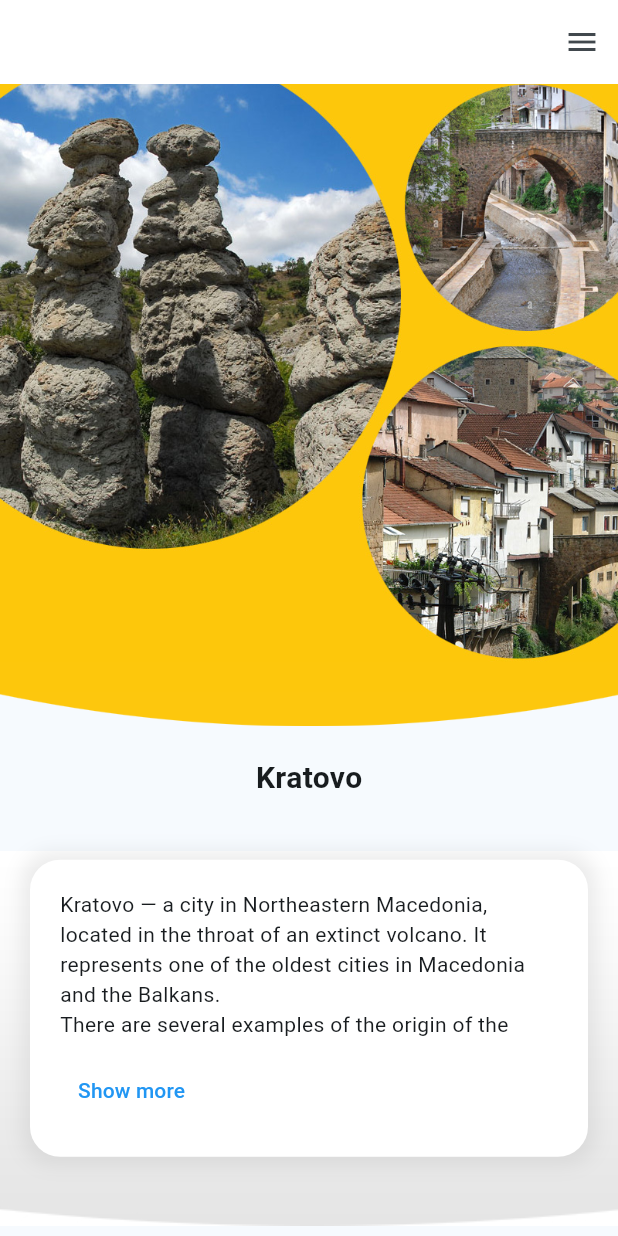
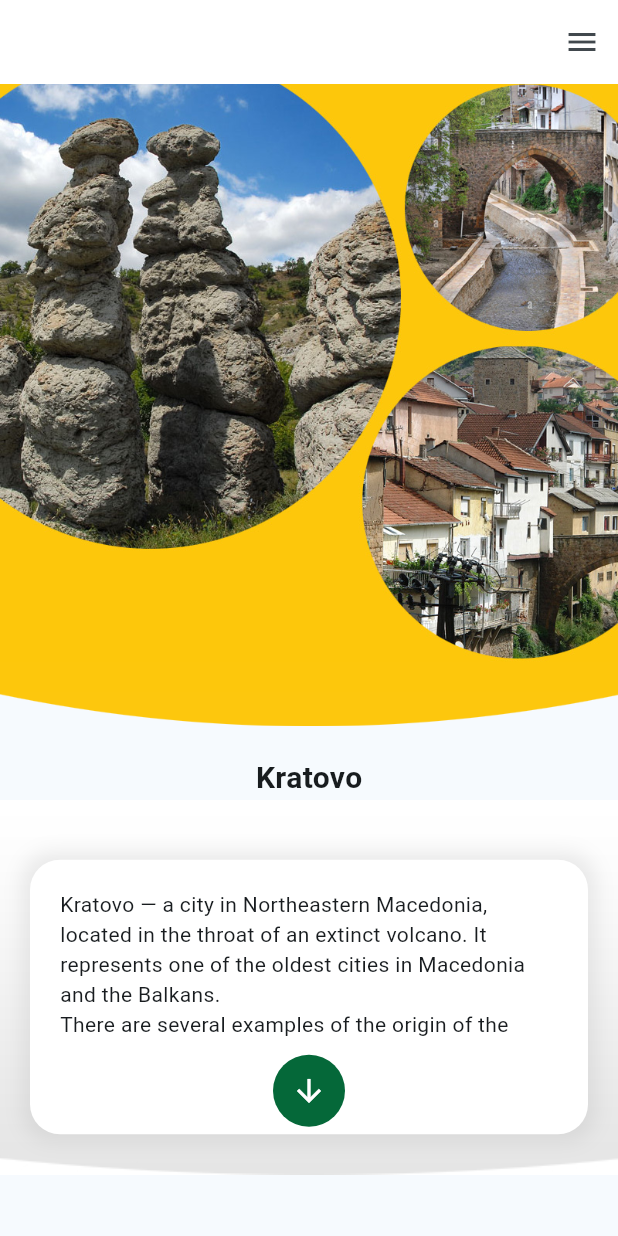
Before and after one commit to miiihaaas/dotBYdot, a Flutter app: the screen it shows after launch, scrolled down 576 dp, on a phone screen of 412 x 824 dp. Run offline on Flutter 3.47's test engine with Material 3 defaults, Android fonts, the phone set to English and light mode, and no system bars; our stand-ins replace flutter_localization, geolocator, google_maps_flutter, location; missing offline and left inert: flutter_polyline_points.

Commit message:
Miki-Kratovo-2

```diff
--- a/dot_by_dot/lib/screens/home.dart
+++ b/dot_by_dot/lib/screens/home.dart
@@ -28,17 +28,24 @@ class _ExpandableTextWidgetState extends State<ExpandableTextWidget> {
         ),
         SizedBox(height: 10),
         if (widget.expandedText.isNotEmpty)
-          TextButton(
-            onPressed: () {
-              setState(() {
-                _isExpanded = !_isExpanded;
-              });
-            },
-            child: Text(
-              _isExpanded
-                  ? LocaleData.home_show_less.getString(context)
-                  : LocaleData.home_show_more.getString(context),
-              style: TextStyle(color: Colors.blue),
+          Center(
+            child: Container(
+              decoration: BoxDecoration(
+                color: const Color(0xFF056839),
+                borderRadius: BorderRadius.circular(100), // Zaobljeni uglovi
+              ),
+              padding: EdgeInsets.fromLTRB(0, 0, 0, 0), // Padding unutar dugmeta - 8 px za lijevo i desno, 4 px za vrh i dno
+              child: IconButton(
+                onPressed: () {
+                  setState(() {
+                    _isExpanded = !_isExpanded;
+                  });
+                },
+                icon: Icon(
+                  _isExpanded ? Icons.arrow_upward : Icons.arrow_downward,
+                  color: Colors.white, // Boja ikonice
+                ),
+              ),
             ),
           ),
       ],
@@ -153,7 +160,7 @@ class HomeScreen extends StatelessWidget {
                   image: DecorationImage(
                     image: AssetImage('assets/images/prelaz-siv-gradient-half.jpg'),
                     fit: BoxFit.none,
-                    alignment: Alignment.center,
+                    alignment: Alignment.topCenter,
                   ),
                 ),
                 padding: const EdgeInsets.only(
@@ -174,7 +181,7 @@ class HomeScreen extends StatelessWidget {
                       ),
                     ],
                   ),
-                  padding: const EdgeInsets.all(20.0),
+                  padding: EdgeInsets.fromLTRB(20, 20, 20, 5),
                   child: ExpandableTextWidget(
                     initialText: LocaleData.home_kratovo_about_extended
                         .getString(context),
```
